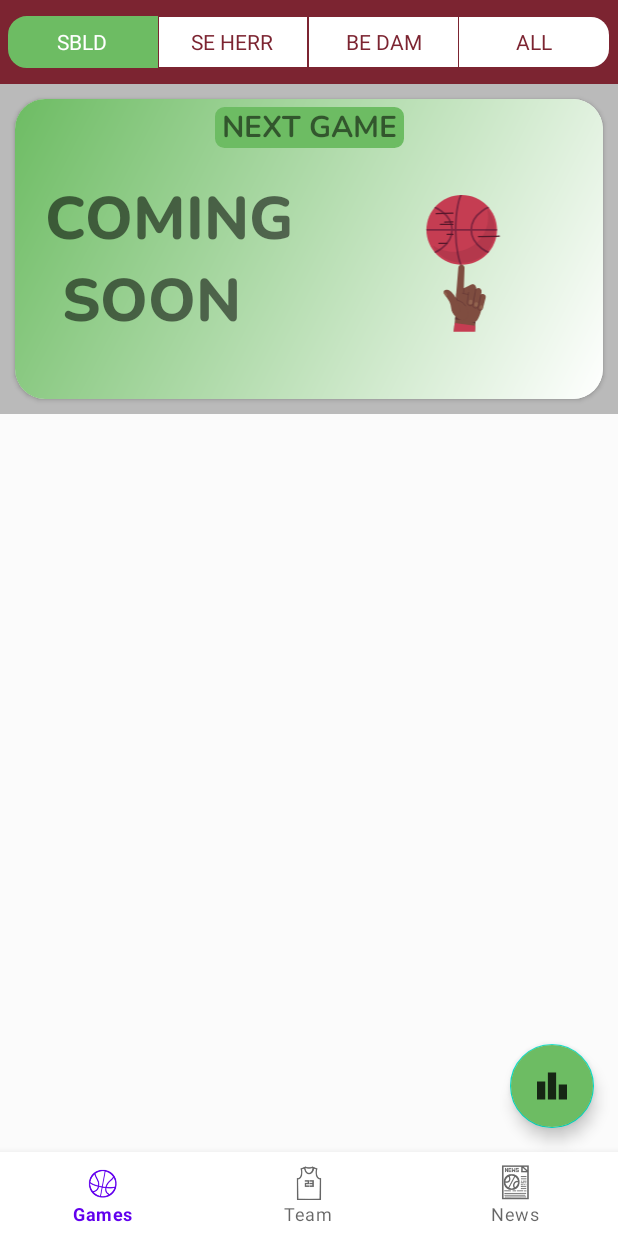
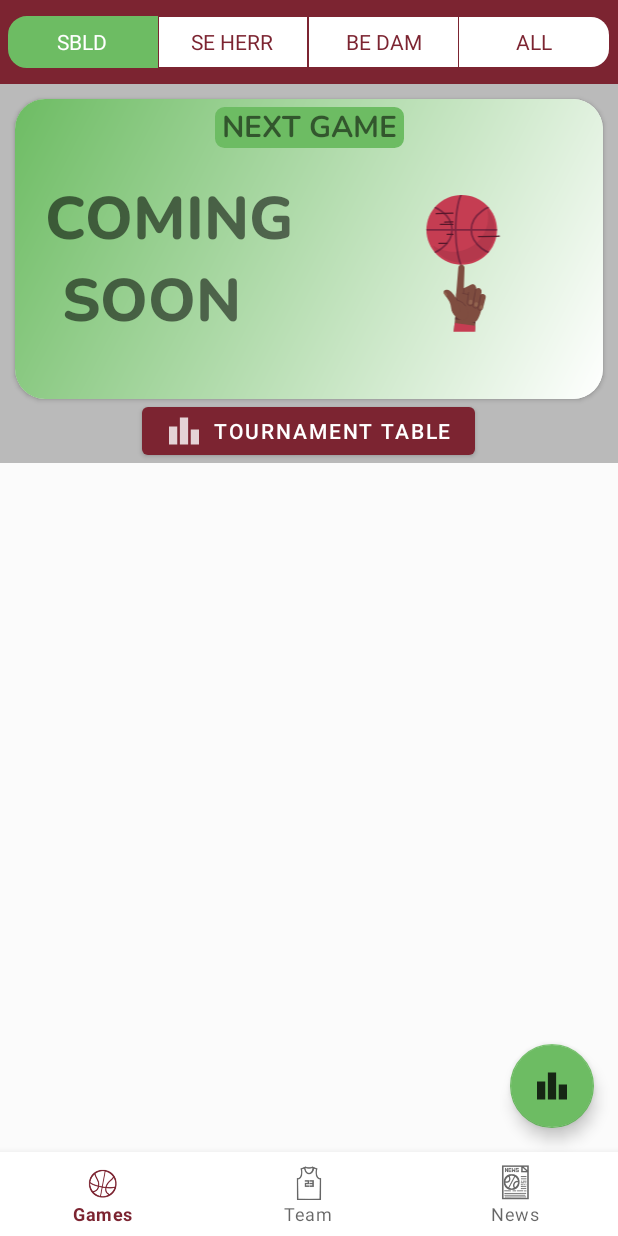
Before and after one commit to piggest777/EosLundKotlin, an Android app: the screen it shows after launch (MainActivity), on a phone screen of 412 x 824 dp. Run offline under Robolectric (Android 15) with nearby library versions, the phone set to English and light mode, and no system bars; our stand-ins replace Firebase (no records; nobody signed in at launch, a user with empty details on screens opened directly); libraries missing offline, so code that uses them is left out: com.android.tools, com.skydoves.progressview, io.realm; 9 statements that could not run were skipped.

Commit message:
tournament button variation

```diff
--- a/app/src/main/java/se/eoslund/piggest/controller/GamesFragment.kt
+++ b/app/src/main/java/se/eoslund/piggest/controller/GamesFragment.kt
@@ -13,6 +13,7 @@ import androidx.cardview.widget.CardView
 import androidx.recyclerview.widget.LinearLayoutManager
 import androidx.recyclerview.widget.RecyclerView
 import com.airbnb.lottie.LottieAnimationView
+import com.google.android.material.button.MaterialButton
 import com.google.android.material.floatingactionbutton.FloatingActionButton
 import com.google.firebase.firestore.DocumentChange
 import com.google.firebase.firestore.ListenerRegistration
@@ -74,6 +75,7 @@ class GamesFragment : Fragment() {
     lateinit var comingSoonText: TextView
     lateinit var comingSoonAnimationView: LottieAnimationView
     lateinit var fabTournamentTableButton: FloatingActionButton
+    lateinit var ordinaryTournamentTableButton: MaterialButton
     var countDownTimer: CountDownTimer? = null
 
     var gameArray  = mutableListOf<Game>()
@@ -121,6 +123,7 @@ class GamesFragment : Fragment() {
         comingSoonAnimationView = view.findViewById(R.id.coming_soon_animation)
         comingSoonText = view.findViewById(R.id.coming_soon_text)
         fabTournamentTableButton = view.findViewById(R.id.fab_tournament_table)
+        ordinaryTournamentTableButton = view.findViewById(R.id.tournament_btn)
 
 
         radioGroup.setOnCheckedChangeListener { radioGroup, radioButtonID ->
@@ -133,7 +136,7 @@ class GamesFragment : Fragment() {
                 else -> SBLD_LEAGUE
             }
 
-            getTournamentTableLink(chosenLeague)
+
             countDownTimer?.cancel()
             gameScheduleListener.remove()
             gameArray.clear()
@@ -148,15 +151,16 @@ class GamesFragment : Fragment() {
             }
         })
 
-        fabTournamentTableButton.setOnClickListener {
-            if (tounamentTableUrl != null) {
-                requireActivity()
-                    .supportFragmentManager
-                    .beginTransaction()
-                    .replace(R.id.fragment_container, WebStatsFragment.newInstance("$tounamentTableUrl"))
-                    .addToBackStack(null)
-                    .commit()
-            }
+        ordinaryTournamentTableButton.setOnClickListener {
+            getTournamentTableLink(chosenLeague)
+//            if (tounamentTableUrl != null) {
+//                requireActivity()
+//                    .supportFragmentManager
+//                    .beginTransaction()
+//                    .replace(R.id.fragment_container, WebStatsFragment.newInstance("$tounamentTableUrl"))
+//                    .addToBackStack(null)
+//                    .commit()
+//            }
         }
 
         adapter = GameAdapter(gameArray) { game ->
@@ -348,6 +352,12 @@ class GamesFragment : Fragment() {
                     val link = document.getString("url")
                     if (link != null) {
                         tounamentTableUrl = link
+                        requireActivity()
+                            .supportFragmentManager
+                            .beginTransaction()
+                            .replace(R.id.fragment_container, WebStatsFragment.newInstance("$tounamentTableUrl"))
+                            .addToBackStack(null)
+                            .commit()
                     }
                 }
             }
--- a/app/src/main/res/layout/fragment_games.xml
+++ b/app/src/main/res/layout/fragment_games.xml
@@ -186,13 +186,13 @@
             android:layout_marginStart="10dp"
             android:layout_marginTop="10dp"
             android:layout_marginEnd="10dp"
+            android:onClick="nextGameInfo"
             app:cardBackgroundColor="@color/white"
             app:cardCornerRadius="20dp"
             app:layout_constraintEnd_toEndOf="parent"
             app:layout_constraintStart_toStartOf="parent"
             app:layout_constraintTop_toBottomOf="@+id/news_toolbar"
-            tools:visibility="visible"
-            android:onClick="nextGameInfo">
+            tools:visibility="visible">
 
             <androidx.constraintlayout.widget.ConstraintLayout
                 android:layout_width="match_parent"
@@ -344,12 +344,11 @@
             android:id="@+id/game_schedule_list"
             android:layout_width="0dp"
             android:layout_height="0dp"
-            android:layout_marginTop="10dp"
             android:background="@color/white95"
             app:layout_constraintBottom_toBottomOf="parent"
             app:layout_constraintEnd_toEndOf="parent"
             app:layout_constraintStart_toStartOf="parent"
-            app:layout_constraintTop_toBottomOf="@id/next_game_card_view" />
+            app:layout_constraintTop_toBottomOf="@+id/tournament_btn" />
 
         <com.google.android.material.floatingactionbutton.FloatingActionButton
             android:id="@+id/fab_tournament_table"
@@ -378,6 +377,24 @@
             app:lottie_fileName="loader-basketball.json"
             app:lottie_loop="true" />
 
+        <com.google.android.material.button.MaterialButton
+            android:id="@+id/tournament_btn"
+            android:layout_width="wrap_content"
+            android:layout_height="wrap_content"
+            android:layout_marginTop="5dp"
+            android:layout_marginBottom="5dp"
+            android:insetTop="0dp"
+
+            android:insetBottom="0dp"
+            android:minHeight="20dp"
+            android:text="@string/tournament_btn"
+            app:icon="@drawable/leaderboard"
+            app:layout_constraintBottom_toTopOf="@+id/game_schedule_list"
+            app:layout_constraintEnd_toEndOf="parent"
+            app:layout_constraintHorizontal_bias="0.498"
+            app:layout_constraintStart_toStartOf="parent"
+            app:layout_constraintTop_toBottomOf="@+id/next_game_card_view" />
+
 
     </androidx.constraintlayout.widget.ConstraintLayout>
 </FrameLayout>
--- a/app/src/main/res/values/strings.xml
+++ b/app/src/main/res/values/strings.xml
@@ -117,4 +117,5 @@
     <string name="video">Video</string>
     <string name="next_game">NEXT GAME</string>
     <string name="coming_soon">COMING \n SOON</string>
+    <string name="tournament_btn">tournament table</string>
 </resources>
--- a/app/src/main/res/values/themes.xml
+++ b/app/src/main/res/values/themes.xml
@@ -2,11 +2,11 @@
     <!-- Base application theme. -->
     <style name="Theme.EosLund" parent="Theme.MaterialComponents.DayNight.NoActionBar">
         <!-- Primary brand color. -->
-        <item name="colorPrimary">@color/purple_500</item>
+        <item name="colorPrimary">@color/colorPrimary</item>
         <item name="colorPrimaryVariant">@color/purple_700</item>
         <item name="colorOnPrimary">@color/white</item>
         <!-- Secondary brand color. -->
-        <item name="colorSecondary">@color/teal_200</item>
+        <item name="colorSecondary">@color/colorSecondary</item>
         <item name="colorSecondaryVariant">@color/teal_700</item>
         <item name="colorOnSecondary">@color/black</item>
         <!-- Status bar color. -->
```
